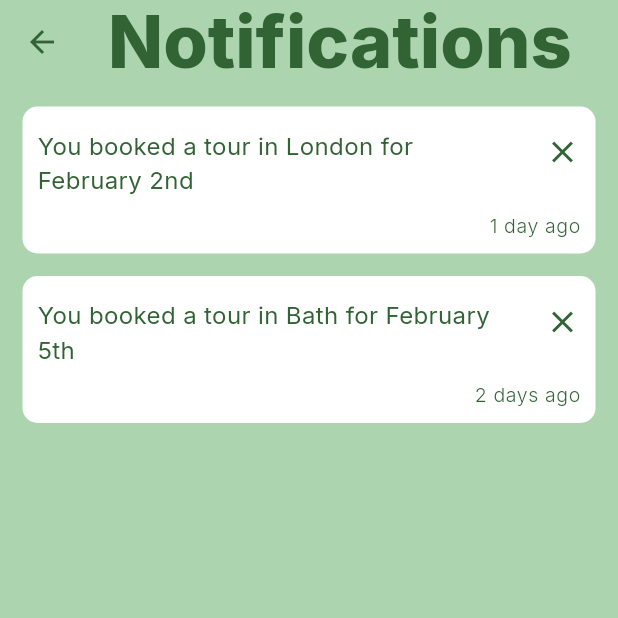
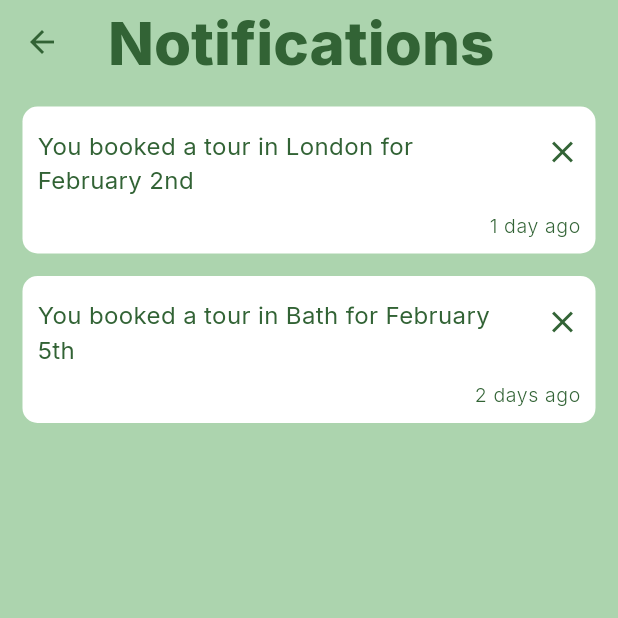
Before and after one commit to sharlenecera/BPToursApp, a Flutter app: the NotificationsPage screen opened by its route, on a phone screen of 412 x 824 dp, the top half of it. Run offline on Flutter 3.47's test engine with Material 3 defaults, Android fonts, the light colour scheme and no system bars; our stand-ins replace flutter_secure_storage, google_fonts; accounts and stored records are empty.

Commit message:
Fixed some overflow errors and another error in main.dart.

```diff
--- a/lib/main.dart
+++ b/lib/main.dart
@@ -82,8 +82,6 @@ class MyApp extends StatelessWidget {
         '/editProfile': (context) => const EditProfilePage(),
         '/changePassword': (context) => const ChangePasswordPage(),
       },
-
-      home: LoginScreen(),
     );
   }
 }
--- a/lib/screens/change_password_screen.dart
+++ b/lib/screens/change_password_screen.dart
@@ -76,7 +76,7 @@ class _ChangePasswordPageState extends State<ChangePasswordPage> {
         title: Row(
           mainAxisAlignment: MainAxisAlignment.start,
           children: [
-            Text('Change Password', style: Theme.of(context).textTheme.displayMedium),
+            Text('Change Password', style: Theme.of(context).textTheme.displayMedium?.copyWith(fontSize: 40.0)),
           ],
         ),
         automaticallyImplyLeading: false,
--- a/lib/screens/home_screen.dart
+++ b/lib/screens/home_screen.dart
@@ -222,7 +222,7 @@ class _HomePage extends State<HomePage> {
                     Navigator.pushNamed(context, '/editProfile');
                   },
                 ) : Container(),
-                SizedBox(width: 130),
+                SizedBox(width: 85),
                 _selectedIndex == 2 ? NotificationButton(onPressed: () {
                   Navigator.pushNamed(context, '/notifications');
                 }) : Container(),
--- a/lib/screens/notifications_screen.dart
+++ b/lib/screens/notifications_screen.dart
@@ -48,7 +48,7 @@ class _NotificationsPageState extends State<NotificationsPage> {
         title: Row(
           mainAxisAlignment: MainAxisAlignment.start,
           children: [
-            Text('Notifications', style: Theme.of(context).textTheme.displayMedium),
+            Text('Notifications', style: Theme.of(context).textTheme.displayMedium?.copyWith(fontSize: 40.0)),
           ],
         ),
       ),
```
